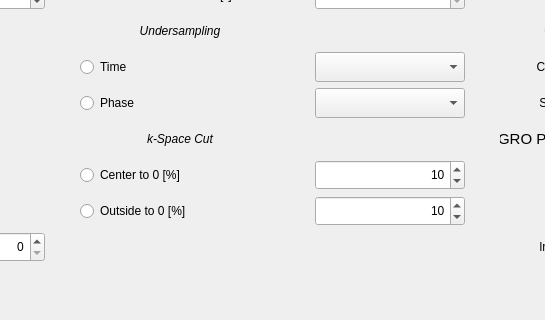
First picture: the form in Applications/relax2/ui/parameters.ui, repository OpenMRI/ocra, before the edit; both pictures show x 375 to 920 and y 530 to 850 of the 1300 by 850 pixel window.
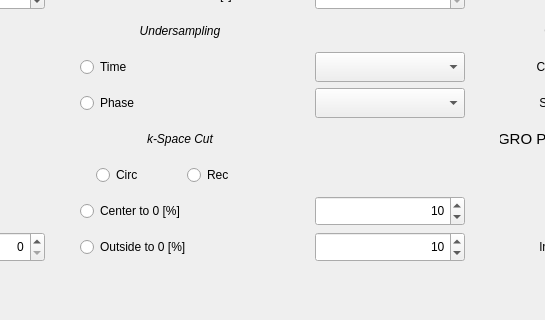
Second picture: the form after the edit.

```diff
--- a/Applications/relax2/ui/parameters.ui
+++ b/Applications/relax2/ui/parameters.ui
@@ -36,19 +36,19 @@
    </property>
    <layout class="QGridLayout" name="gridLayout">
     <property name="leftMargin">
-     <number>5</number>
+     <number>0</number>
     </property>
     <property name="topMargin">
-     <number>5</number>
+     <number>0</number>
     </property>
     <property name="rightMargin">
-     <number>5</number>
+     <number>0</number>
     </property>
     <property name="bottomMargin">
-     <number>5</number>
+     <number>0</number>
     </property>
     <property name="spacing">
-     <number>5</number>
+     <number>0</number>
     </property>
     <item row="5" column="2">
      <widget class="QSpinBox" name="Flipangle_Amplitude_spinBox">
@@ -2815,106 +2815,6 @@
       </property>
      </widget>
     </item>
-    <item row="27" column="3">
-     <widget class="QRadioButton" name="kSpace_Cut_Center_radioButton">
-      <property name="minimumSize">
-       <size>
-        <width>200</width>
-        <height>30</height>
-       </size>
-      </property>
-      <property name="maximumSize">
-       <size>
-        <width>200</width>
-        <height>30</height>
-       </size>
-      </property>
-      <property name="text">
-       <string>Center to 0 [%]</string>
-      </property>
-      <property name="autoExclusive">
-       <bool>false</bool>
-      </property>
-     </widget>
-    </item>
-    <item row="28" column="3">
-     <widget class="QRadioButton" name="kSpace_Cut_Outside_radioButton">
-      <property name="minimumSize">
-       <size>
-        <width>200</width>
-        <height>30</height>
-       </size>
-      </property>
-      <property name="maximumSize">
-       <size>
-        <width>200</width>
-        <height>30</height>
-       </size>
-      </property>
-      <property name="text">
-       <string>Outside to 0 [%]</string>
-      </property>
-      <property name="autoExclusive">
-       <bool>false</bool>
-      </property>
-     </widget>
-    </item>
-    <item row="27" column="4">
-     <widget class="QSpinBox" name="kSpace_Cut_Center_spinBox">
-      <property name="minimumSize">
-       <size>
-        <width>150</width>
-        <height>30</height>
-       </size>
-      </property>
-      <property name="maximumSize">
-       <size>
-        <width>150</width>
-        <height>30</height>
-       </size>
-      </property>
-      <property name="alignment">
-       <set>Qt::AlignRight|Qt::AlignTrailing|Qt::AlignVCenter</set>
-      </property>
-      <property name="minimum">
-       <number>1</number>
-      </property>
-      <property name="maximum">
-       <number>100</number>
-      </property>
-      <property name="value">
-       <number>10</number>
-      </property>
-     </widget>
-    </item>
-    <item row="28" column="4">
-     <widget class="QSpinBox" name="kSpace_Cut_Outside_spinBox">
-      <property name="minimumSize">
-       <size>
-        <width>150</width>
-        <height>30</height>
-       </size>
-      </property>
-      <property name="maximumSize">
-       <size>
-        <width>150</width>
-        <height>30</height>
-       </size>
-      </property>
-      <property name="alignment">
-       <set>Qt::AlignRight|Qt::AlignTrailing|Qt::AlignVCenter</set>
-      </property>
-      <property name="minimum">
-       <number>1</number>
-      </property>
-      <property name="maximum">
-       <number>100</number>
-      </property>
-      <property name="value">
-       <number>10</number>
-      </property>
-     </widget>
-    </item>
     <item row="3" column="5">
      <widget class="QLabel" name="label_3">
       <property name="minimumSize">
@@ -2988,6 +2888,154 @@
       </item>
      </layout>
     </item>
+    <item row="29" column="3">
+     <widget class="QRadioButton" name="kSpace_Cut_Outside_radioButton">
+      <property name="minimumSize">
+       <size>
+        <width>200</width>
+        <height>30</height>
+       </size>
+      </property>
+      <property name="maximumSize">
+       <size>
+        <width>200</width>
+        <height>30</height>
+       </size>
+      </property>
+      <property name="text">
+       <string>Outside to 0 [%]</string>
+      </property>
+      <property name="autoExclusive">
+       <bool>false</bool>
+      </property>
+     </widget>
+    </item>
+    <item row="29" column="4">
+     <widget class="QSpinBox" name="kSpace_Cut_Outside_spinBox">
+      <property name="minimumSize">
+       <size>
+        <width>150</width>
+        <height>30</height>
+       </size>
+      </property>
+      <property name="maximumSize">
+       <size>
+        <width>150</width>
+        <height>30</height>
+       </size>
+      </property>
+      <property name="alignment">
+       <set>Qt::AlignRight|Qt::AlignTrailing|Qt::AlignVCenter</set>
+      </property>
+      <property name="minimum">
+       <number>1</number>
+      </property>
+      <property name="maximum">
+       <number>100</number>
+      </property>
+      <property name="value">
+       <number>10</number>
+      </property>
+     </widget>
+    </item>
+    <item row="28" column="4">
+     <widget class="QSpinBox" name="kSpace_Cut_Center_spinBox">
+      <property name="minimumSize">
+       <size>
+        <width>150</width>
+        <height>30</height>
+       </size>
+      </property>
+      <property name="maximumSize">
+       <size>
+        <width>150</width>
+        <height>30</height>
+       </size>
+      </property>
+      <property name="alignment">
+       <set>Qt::AlignRight|Qt::AlignTrailing|Qt::AlignVCenter</set>
+      </property>
+      <property name="minimum">
+       <number>1</number>
+      </property>
+      <property name="maximum">
+       <number>100</number>
+      </property>
+      <property name="value">
+       <number>10</number>
+      </property>
+     </widget>
+    </item>
+    <item row="28" column="3">
+     <widget class="QRadioButton" name="kSpace_Cut_Center_radioButton">
+      <property name="minimumSize">
+       <size>
+        <width>200</width>
+        <height>30</height>
+       </size>
+      </property>
+      <property name="maximumSize">
+       <size>
+        <width>200</width>
+        <height>30</height>
+       </size>
+      </property>
+      <property name="text">
+       <string>Center to 0 [%]</string>
+      </property>
+      <property name="autoExclusive">
+       <bool>false</bool>
+      </property>
+     </widget>
+    </item>
+    <item row="27" column="3">
+     <layout class="QHBoxLayout" name="horizontalLayout_2">
+      <item>
+       <widget class="QRadioButton" name="kspace_cut_circ_radioButton">
+        <property name="minimumSize">
+         <size>
+          <width>75</width>
+          <height>30</height>
+         </size>
+        </property>
+        <property name="maximumSize">
+         <size>
+          <width>75</width>
+          <height>30</height>
+         </size>
+        </property>
+        <property name="text">
+         <string>Circ</string>
+        </property>
+        <property name="autoExclusive">
+         <bool>false</bool>
+        </property>
+       </widget>
+      </item>
+      <item>
+       <widget class="QRadioButton" name="kspace_cut_rec_radioButton">
+        <property name="minimumSize">
+         <size>
+          <width>75</width>
+          <height>30</height>
+         </size>
+        </property>
+        <property name="maximumSize">
+         <size>
+          <width>75</width>
+          <height>30</height>
+         </size>
+        </property>
+        <property name="text">
+         <string>Rec</string>
+        </property>
+        <property name="autoExclusive">
+         <bool>false</bool>
+        </property>
+       </widget>
+      </item>
+     </layout>
+    </item>
    </layout>
   </widget>
  </widget>
```
